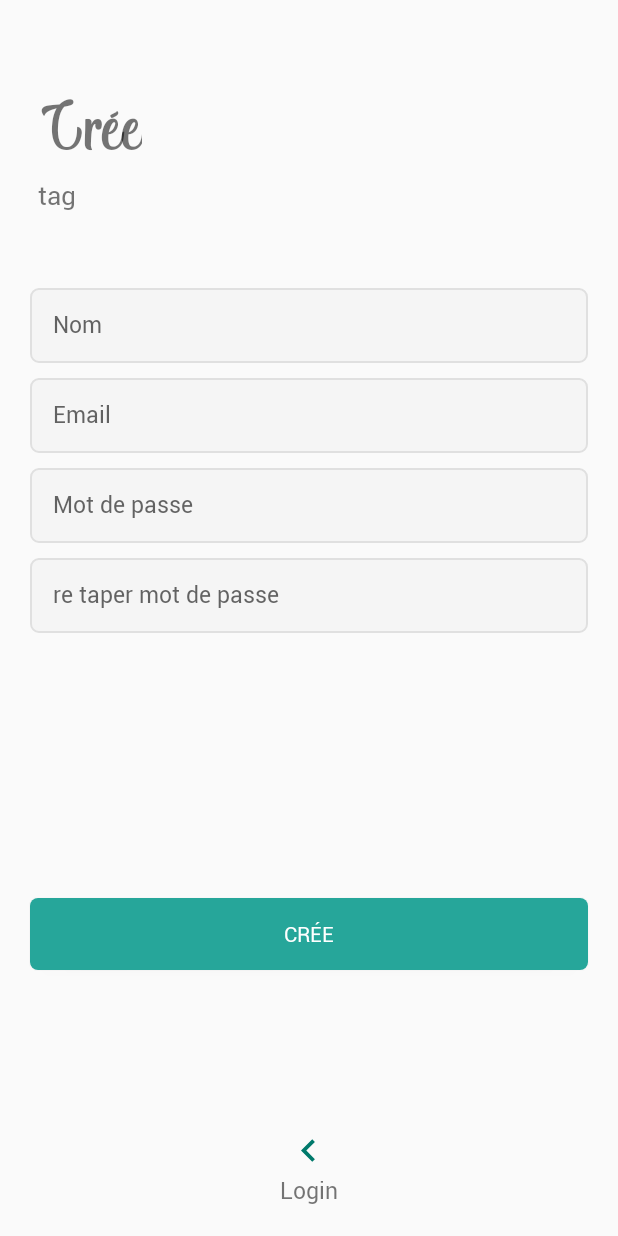
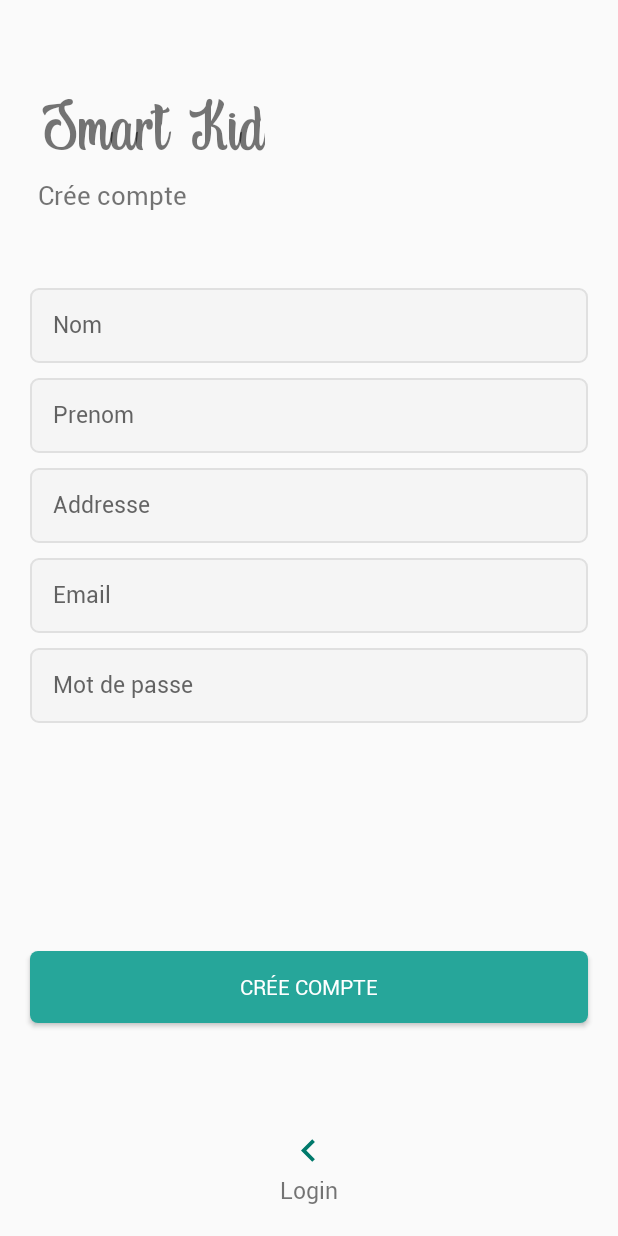
Before and after one commit to HarenaTiavina/m1-mobile, an Android app: the layout fragment_register.xml on its own in the app's theme, with its tools: preview values and no code run, on a phone screen of 412 x 824 dp. Run offline under Robolectric (Android 15) with nearby library versions, the light colour scheme and no system bars.

Commit message:
modiy login and register

```diff
--- a/SmartKid/app/src/main/res/layout/fragment_register.xml
+++ b/SmartKid/app/src/main/res/layout/fragment_register.xml
@@ -11,7 +11,7 @@
         android:id="@+id/tv_logo"
         android:layout_width="wrap_content"
         android:layout_height="wrap_content"
-        android:text="@string/register"
+        android:text="@string/app_name"
         android:textAlignment="center"
         android:textSize="50sp"
         android:layout_marginStart="25dp"
@@ -23,7 +23,7 @@
         android:id="@+id/tv_subtitle"
         android:layout_width="wrap_content"
         android:layout_height="wrap_content"
-        android:text="@string/tag"
+        android:text="@string/register"
         android:textSize="17sp"
         android:fontFamily="@font/roboto_regular"
         android:layout_marginStart="25dp"
@@ -34,6 +34,34 @@
         android:layout_width="match_parent"
         android:layout_height="50dp"
         android:hint="@string/your_name"
+        android:layout_marginLeft="20dp"
+        android:layout_marginRight="20dp"
+        android:layout_marginBottom="10dp"
+        android:padding="15dp"
+        android:inputType="textPersonName"
+        android:fontFamily="@font/roboto_regular"
+        android:background="@drawable/et_custom"
+        android:textSize="15sp" />
+
+    <EditText
+        android:id="@+id/et_prename"
+        android:layout_width="match_parent"
+        android:layout_height="50dp"
+        android:hint="@string/your_prename"
+        android:layout_marginLeft="20dp"
+        android:layout_marginRight="20dp"
+        android:layout_marginBottom="10dp"
+        android:padding="15dp"
+        android:inputType="textPersonName"
+        android:fontFamily="@font/roboto_regular"
+        android:background="@drawable/et_custom"
+        android:textSize="15sp" />
+
+    <EditText
+        android:id="@+id/et_addresse"
+        android:layout_width="match_parent"
+        android:layout_height="50dp"
+        android:hint="@string/your_addresse"
         android:layout_marginLeft="20dp"
         android:layout_marginRight="20dp"
         android:layout_marginBottom="10dp"
@@ -65,19 +93,6 @@
         android:layout_marginLeft="20dp"
         android:layout_marginRight="20dp"
         android:layout_marginBottom="10dp"
-        android:padding="15dp"
-        android:fontFamily="@font/roboto_regular"
-        android:inputType="textPassword"
-        android:background="@drawable/et_custom"
-        android:textSize="15sp" />
-
-    <EditText
-        android:id="@+id/et_repassword"
-        android:layout_width="match_parent"
-        android:layout_height="50dp"
-        android:hint="@string/re_type_password"
-        android:layout_marginLeft="20dp"
-        android:layout_marginRight="20dp"
         android:padding="15dp"
         android:fontFamily="@font/roboto_regular"
         android:inputType="textPassword"
--- a/SmartKid/app/src/main/res/values/strings.xml
+++ b/SmartKid/app/src/main/res/values/strings.xml
@@ -4,12 +4,14 @@
     <!-- TODO: Remove or change this placeholder text -->
     <string name="hello_blank_fragment">Hello blank fragment</string>
     <string name="swipe_left_for_register">Crée compte</string>
-    <string name="login">Login</string>
+    <string name="login">Connexion</string>
     <string name="password">Mot de passe </string>
     <string name="e_mail">Email</string>
     <string name="tag"> tag </string>
     <string name="swipe_right_for_login">Login</string>
-    <string name="register">Crée</string>
-    <string name="re_type_password">re taper mot de passe </string>
+    <string name="register">Crée compte</string>
     <string name="your_name">Nom</string>
+    <string name="your_prename">Prenom</string>
+    <string name="your_addresse">Addresse</string>
+
 </resources>
```
Also changed, not shown: SmartKid/app/src/main/res/layout/fragment_login.xml (+10 -10 lines).
